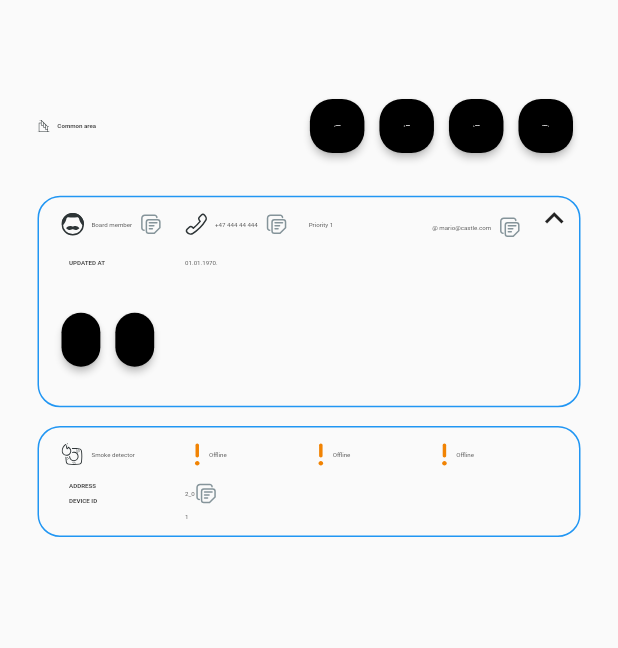
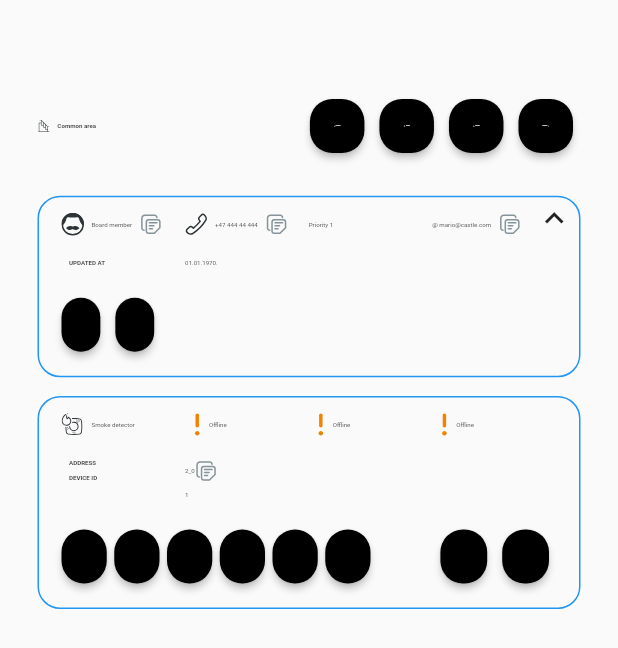
Before and after one commit to emeban44/fh_coding_task, a Flutter app: the screen it shows after launch, on a phone screen of 412 x 824 dp. Shown: the top 648 px of the screen. Run offline on Flutter 3.47's test engine with Material 2 defaults, Android fonts, the phone set to English and light mode, and no system bars; our stand-ins replace flutter_svg.

Commit message:
added smoke detector button row

```diff
--- a/lib/app/helpers/edge_insets_helper.dart
+++ b/lib/app/helpers/edge_insets_helper.dart
@@ -2,9 +2,11 @@ import 'package:flutter/material.dart';
 
 const EdgeInsets blueBorderedBoxMargin = EdgeInsets.only(top: 12.5);
 
-const EdgeInsets blueBorderedBoxPadding = EdgeInsets.symmetric(
-  vertical: 10,
-  horizontal: 15,
+const EdgeInsets blueBorderedBoxPadding = EdgeInsets.only(
+  top: 10,
+  bottom: 0,
+  left: 15,
+  right: 15,
 );
 
 double getHomeColumnWidth(BuildContext context) {
--- a/lib/app/view/home/page/home_body.dart
+++ b/lib/app/view/home/page/home_body.dart
@@ -64,9 +64,9 @@ class HomeBody extends StatelessWidget {
   }
 
   Widget _buildTopRightButtonRow(BuildContext context) {
-    return Container(
+    return SizedBox(
       width: kIsWeb
-          ? MediaQuery.of(context).size.width * 0.3
+          ? MediaQuery.of(context).size.width * 0.35
           : MediaQuery.of(context).size.width * 0.45,
       child: Row(
         crossAxisAlignment: CrossAxisAlignment.center,
--- a/lib/app/view/home/widgets/board_member_box/board_member_button_row.dart
+++ b/lib/app/view/home/widgets/board_member_box/board_member_button_row.dart
@@ -4,32 +4,26 @@ import 'package:fh_home_coding_task/app/view/widget_library/custom_rounded_black
 import 'package:flutter/material.dart';
 
 class BoardMemberButtonRow extends StatelessWidget {
+  const BoardMemberButtonRow({Key? key}) : super(key: key);
+
   @override
   Widget build(BuildContext context) {
     return Container(
       width: getHomeColumnWidth(context),
-      //margin: const EdgeInsets.only(right: 25),
+      // margin: const EdgeInsets.only(right: 25),
       child: Row(
         children: [
-          Expanded(
-            child: CustomRoundedBlackButton(
-              childWidget: FittedBox(
-                child: Text(
-                  'EDIT',
-                  style: getBodyTextStyle(context),
-                ),
-              ),
+          CustomRoundedBlackButton(
+            childWidget: Text(
+              'EDIT',
+              style: getBodyTextStyle(context),
             ),
           ),
           const SizedBox(width: 10),
-          Expanded(
-            child: CustomRoundedBlackButton(
-              childWidget: FittedBox(
-                child: Text(
-                  'DELETE',
-                  style: getBodyTextStyle(context),
-                ),
-              ),
+          CustomRoundedBlackButton(
+            childWidget: Text(
+              'DELETE',
+              style: getBodyTextStyle(context),
             ),
           )
         ],
--- a/lib/app/view/home/widgets/board_member_box/box_body.dart
+++ b/lib/app/view/home/widgets/board_member_box/box_body.dart
@@ -81,7 +81,7 @@ class BoardMemberBoxBody extends StatelessWidget {
           BoardMemberIconRow(),
           const SizedBox(height: 15),
           BoldText('UPDATED AT'),
-          const SizedBox(height: 15),
+          const SizedBox(height: 5),
           BoardMemberButtonRow(),
         ],
       ),
--- a/lib/app/view/home/widgets/board_member_box/email_icon_row.dart
+++ b/lib/app/view/home/widgets/board_member_box/email_icon_row.dart
@@ -12,7 +12,7 @@ class EmailIconRow extends StatelessWidget {
     return Expanded(
       child: SizedBox(
         width: getHomeColumnWidth(context),
-        height: 20,
+        //height: 20,
         child: Row(
           crossAxisAlignment: CrossAxisAlignment.center,
           children: [
--- a/lib/app/view/home/widgets/smoke_detector_box/box_body.dart
+++ b/lib/app/view/home/widgets/smoke_detector_box/box_body.dart
@@ -2,6 +2,7 @@ import 'package:fh_home_coding_task/app/helpers/edge_insets_helper.dart';
 import 'package:fh_home_coding_task/app/theme/theme_data.dart';
 import 'package:fh_home_coding_task/app/view/home/widgets/box_icon_title_row.dart';
 import 'package:fh_home_coding_task/app/view/home/widgets/bold_text.dart';
+import 'package:fh_home_coding_task/app/view/home/widgets/smoke_detector_box/smoke_detector_button_row.dart';
 import 'package:fh_home_coding_task/app/view/widget_library/custom_divider_space.dart';
 import 'package:flutter/material.dart';
 import 'package:flutter_svg/svg.dart';
@@ -29,15 +30,15 @@ class SmokeDetectorBoxBody extends StatelessWidget {
                   width: getHomeColumnWidth(context),
                   child: Column(
                     crossAxisAlignment: CrossAxisAlignment.start,
-                    children: const [
-                      BoxIconTitleRow(
+                    children: [
+                      const BoxIconTitleRow(
                         assetPath: 'assets/smoke_detector.svg',
                         title: 'Smoke detector',
                       ),
-                      SizedBox(height: 10),
-                      BoldText('ADDRESS'),
-                      SizedBox(height: 5),
-                      BoldText('DEVICE ID'),
+                      const SizedBox(height: 15),
+                      const BoldText('ADDRESS'),
+                      const SizedBox(height: 5),
+                      const BoldText('DEVICE ID'),
                     ],
                   ),
                 ),
@@ -59,7 +60,7 @@ class SmokeDetectorBoxBody extends StatelessWidget {
                           ],
                         ),
                       ),
-                      const SizedBox(height: 10),
+                      const SizedBox(height: 15),
                       Row(
                         mainAxisAlignment: MainAxisAlignment.start,
                         children: [
@@ -108,6 +109,8 @@ class SmokeDetectorBoxBody extends StatelessWidget {
               ],
             ),
           ),
+          const SizedBox(height: 5),
+          SmokeDetectorButtonRow(),
         ],
       ),
     );
--- /dev/null
+++ b/lib/app/view/home/widgets/smoke_detector_box/smoke_detector_button_row.dart
@@ -0,0 +1,90 @@
+import 'package:fh_home_coding_task/app/theme/theme_data.dart';
+import 'package:fh_home_coding_task/app/view/widget_library/custom_icon_text_row.dart';
+import 'package:fh_home_coding_task/app/view/widget_library/custom_rounded_black_button.dart';
+import 'package:flutter/material.dart';
+
+class SmokeDetectorButtonRow extends StatelessWidget {
+  @override
+  Widget build(BuildContext context) {
+    return SizedBox(
+      child: Row(
+        mainAxisAlignment: MainAxisAlignment.spaceBetween,
+        children: [
+          SizedBox(
+            width: MediaQuery.of(context).size.width * 0.5,
+            child: Row(
+              children: [
+                CustomRoundedBlackButton(
+                  childWidget: Text(
+                    'EDIT',
+                    style: getBodyTextStyle(context),
+                  ),
+                ),
+                const SizedBox(width: 5),
+                CustomRoundedBlackButton(
+                  childWidget: Text(
+                    'UNPAIR',
+                    style: getBodyTextStyle(context),
+                  ),
+                ),
+                const SizedBox(width: 5),
+                CustomRoundedBlackButton(
+                  childWidget: Text(
+                    'DELETE',
+                    style: getBodyTextStyle(context),
+                  ),
+                ),
+                const SizedBox(width: 5),
+                CustomRoundedBlackButton(
+                  childWidget: Text(
+                    'IDENTIFY',
+                    style: getBodyTextStyle(context),
+                  ),
+                ),
+                const SizedBox(width: 5),
+                CustomRoundedBlackButton(
+                  childWidget: Text(
+                    'PING',
+                    style: getBodyTextStyle(context),
+                  ),
+                ),
+                const SizedBox(width: 5),
+                CustomRoundedBlackButton(
+                  childWidget: Text(
+                    'SENSITIVITY',
+                    style: getBodyTextStyle(context),
+                  ),
+                ),
+              ],
+            ),
+          ),
+          SizedBox(
+            width: MediaQuery.of(context).size.width * 0.2,
+            child: Row(
+              children: [
+                CustomRoundedBlackButton(
+                  horizontalMargin: 5,
+                  childWidget: CustomIconTextRow(
+                    iconData: Icons.arrow_forward_ios,
+                    iconSize: 15,
+                    isIconLast: true,
+                    text: 'TIMELINE',
+                  ),
+                ),
+                CustomRoundedBlackButton(
+                  horizontalMargin: 5,
+                  childWidget: CustomIconTextRow(
+                    iconData: Icons.arrow_forward_ios,
+                    iconSize: 15,
+                    isIconLast: true,
+                    text: '8 NOTES',
+                  ),
+                ),
+              ],
+            ),
+          )
+        ],
+      ),
+    );
+  }
+}
--- a/lib/app/view/widget_library/custom_rounded_black_button.dart
+++ b/lib/app/view/widget_library/custom_rounded_black_button.dart
@@ -14,7 +14,8 @@ class CustomRoundedBlackButton extends StatelessWidget {
 
   @override
   Widget build(BuildContext context) {
-    return Container(
+    return Expanded(
+      child: Container(
         //width: MediaQuery.of(context).size.width * 0.125,
         padding: const EdgeInsets.symmetric(vertical: 10),
         margin: EdgeInsets.symmetric(
@@ -33,6 +34,7 @@ class CustomRoundedBlackButton extends StatelessWidget {
             child: childWidget,
           ),
         ),
+      ),
     );
   }
 }
```
Lines whose indentation alone changed are shown as unchanged.
